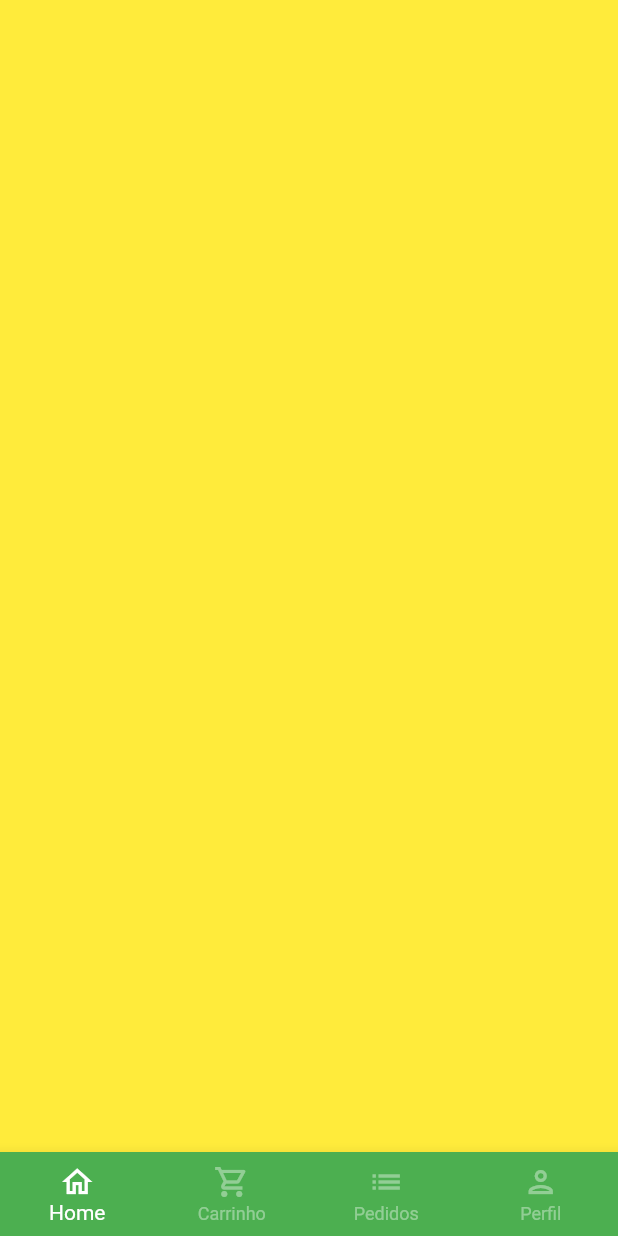
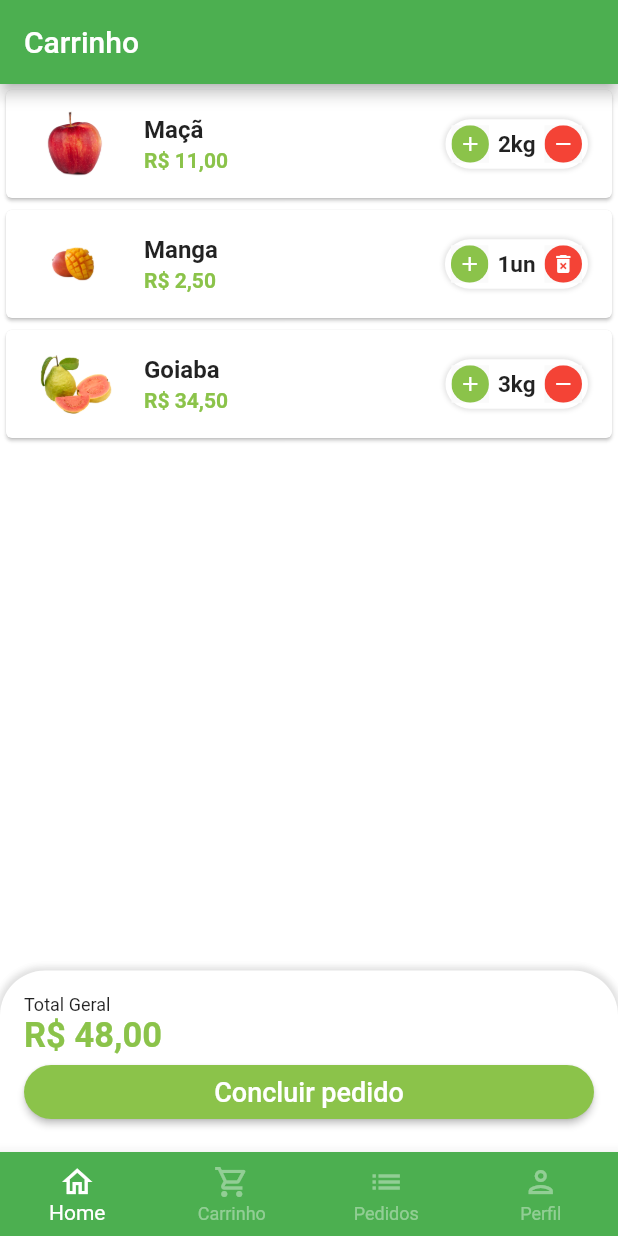
Before and after one commit to baborges45/project_acme_flutter, a Flutter app: the screen it shows after launch, swiped to page 2, on a phone screen of 412 x 824 dp. Run offline on Flutter 3.47's test engine with Material 2 defaults, Android fonts, the light colour scheme and no system bars; our stand-ins replace animated_text_kit; project files that could hold a hidden picture were left out.

Commit message:
added cart screen

```diff
--- a/lib/commons/resources/app_images.dart
+++ b/lib/commons/resources/app_images.dart
@@ -5,4 +5,6 @@
   String get fruitKiwi;
   String get fruitMango;
   String get fruitPapaya;
+
+  String get iconAlert;
 }
--- a/lib/commons/resources/app_images_pt_br.dart
+++ b/lib/commons/resources/app_images_pt_br.dart
@@ -18,4 +18,7 @@
 
   @override
   String get fruitPapaya => 'assets/fruits/papaya.png';
+
+  @override
+  String get iconAlert => 'assets/iconAlert/iconAlert.png';
 }
--- a/lib/commons/resources/app_strings.dart
+++ b/lib/commons/resources/app_strings.dart
@@ -25,4 +25,15 @@
 
   //Product Screen
   String get addToCart;
+
+  //Cart screen
+  String get cart;
+  String get grandTotal;
+  String get completeOrder;
+
+  //show dialog
+  String get textConfirmation;
+  String get textOptionConfirmation;
+  String get notConfirmation;
+  String get yesConfirmation;
 }
--- a/lib/commons/resources/app_strings_pt_br.dart
+++ b/lib/commons/resources/app_strings_pt_br.dart
@@ -44,4 +44,22 @@
   //product Screen
   @override
   String get addToCart => 'Add no carrinho';
+
+  //Cart screen
+  @override
+  String get cart => 'Carrinho';
+  @override
+  String get grandTotal => 'Total Geral';
+  @override
+  String get completeOrder => 'Concluir pedido';
+
+  //show dialog
+  @override
+  String get textConfirmation => 'Confirmação';
+  @override
+  String get textOptionConfirmation => 'Deseja realmente concluir o pedido?';
+  @override
+  String get notConfirmation => 'Não';
+  @override
+  String get yesConfirmation => 'Sim';
 }
--- a/lib/commons/resources/locale_images.dart
+++ b/lib/commons/resources/locale_images.dart
@@ -42,4 +42,9 @@
   String get fruitPapaya => _checkAndReturnString(
         strings[locale]!.fruitPapaya,
       );
+
+  @override
+  String get iconAlert => _checkAndReturnString(
+        strings[locale]!.iconAlert,
+      );
 }
--- a/lib/commons/resources/locale_strings.dart
+++ b/lib/commons/resources/locale_strings.dart
@@ -94,4 +94,29 @@
   String get addToCart => _checkAndReturnString(
         strings[locale]!.addToCart,
       );
+
+  //Cart screen
+  String get cart => _checkAndReturnString(
+        strings[locale]!.cart,
+      );
+  String get grandTotal => _checkAndReturnString(
+        strings[locale]!.grandTotal,
+      );
+  String get completeOrder => _checkAndReturnString(
+        strings[locale]!.completeOrder,
+      );
+
+  //show dialog
+  String get textConfirmation => _checkAndReturnString(
+        strings[locale]!.textConfirmation,
+      );
+  String get textOptionConfirmation => _checkAndReturnString(
+        strings[locale]!.textOptionConfirmation,
+      );
+  String get notConfirmation => _checkAndReturnString(
+        strings[locale]!.notConfirmation,
+      );
+  String get yesConfirmation => _checkAndReturnString(
+        strings[locale]!.yesConfirmation,
+      );
 }
--- a/lib/src/config/app_data.dart
+++ b/lib/src/config/app_data.dart
@@ -1,4 +1,5 @@
 import '../../commons/resources/locale_images.dart';
+import '../models/cart_item_model.dart';
 import '../models/item_model.dart';
 
 ItemModel apple = ItemModel(
@@ -79,3 +80,18 @@
   'Temperos',
   'Cereais',
 ];
+
+List<CartItemModel> cartItems = [
+  CartItemModel(
+    item: apple,
+    quantity: 2,
+  ),
+  CartItemModel(
+    item: mango,
+    quantity: 1,
+  ),
+  CartItemModel(
+    item: guava,
+    quantity: 3,
+  ),
+];
--- /dev/null
+++ b/lib/src/models/cart_item_model.dart
@@ -0,0 +1,12 @@
+import 'item_model.dart';
+
+class CartItemModel {
+  CartItemModel({
+    required this.item,
+    required this.quantity,
+  });
+  ItemModel item;
+  int quantity;
+
+  double totalPrice() => item.price! * quantity;
+}
--- a/lib/src/pages/base/base_screen.dart
+++ b/lib/src/pages/base/base_screen.dart
@@ -1,6 +1,7 @@
 import 'package:flutter/material.dart';
 
 import '../../../commons/resources/translation.dart';
+import '../cart/cart_tab.dart';
 import '../home/home_tab.dart';
 
 class BaseScreen extends StatefulWidget {
@@ -22,9 +23,7 @@
         controller: _pageController,
         children: [
           HomeTab(),
-          Container(
-            color: Colors.yellow,
-          ),
+          CartTab(),
           Container(
             color: Colors.blue,
           ),
--- /dev/null
+++ b/lib/src/pages/cart/cart_tab.dart
@@ -0,0 +1,155 @@
+import 'package:flutter/material.dart';
+
+import '../../../commons/resources/locale_images.dart';
+import '../../../commons/resources/translation.dart';
+import '../../config/custom_colors.dart';
+import '../../models/cart_item_model.dart';
+import '../../service/utils_services.dart';
+import '../../config/app_data.dart' as appData;
+import 'components/cart_tile.dart';
+
+class CartTab extends StatefulWidget {
+  CartTab({Key? key}) : super(key: key);
+
+  @override
+  State<CartTab> createState() => _CartTabState();
+}
+
+class _CartTabState extends State<CartTab> {
+  final UtilsServices utilsServices = UtilsServices();
+
+  ///function remove item from cart
+  void removeItemFromCart(CartItemModel cartItem) {
+    setState(() {
+      appData.cartItems.remove(cartItem);
+    });
+  }
+
+  double cartTotalPrice() {
+    double total = 0;
+    for (var item in appData.cartItems) {
+      total += item.totalPrice();
+    }
+    return total;
+  }
+
+  @override
+  Widget build(BuildContext context) {
+    return Scaffold(
+      appBar: AppBar(
+        title: Text(Translation.of(context).cart),
+      ),
+      body: Column(
+        children: [
+          //List of itens the cart
+          Expanded(
+            child: ListView.builder(
+              itemCount: appData.cartItems.length,
+              itemBuilder: (_, index) {
+                return CartTile(
+                  cartItem: appData.cartItems[index],
+                  remove: removeItemFromCart,
+                );
+              },
+            ),
+          ),
+          Container(
+            padding: EdgeInsets.all(16),
+            decoration: BoxDecoration(
+              color: Colors.white,
+              borderRadius: BorderRadius.vertical(
+                top: Radius.circular(30),
+              ),
+              boxShadow: [
+                BoxShadow(
+                  color: Colors.grey.shade300,
+                  blurRadius: 3,
+                  spreadRadius: 2,
+                ),
+              ],
+            ),
+            child: Column(
+              crossAxisAlignment: CrossAxisAlignment.stretch,
+              children: [
+                Text(
+                  Translation.of(context).grandTotal,
+                  style: TextStyle(
+                    fontSize: 12,
+                  ),
+                ),
+                Text(
+                  utilsServices.priceToCurrency(cartTotalPrice()),
+                  style: TextStyle(
+                    fontSize: 23,
+                    color: CustomColors.customSwatchColor,
+                    fontWeight: FontWeight.bold,
+                  ),
+                ),
+                ElevatedButton(
+                  style: ElevatedButton.styleFrom(
+                    backgroundColor: CustomColors.customSwatchColor,
+                    shape: RoundedRectangleBorder(
+                      borderRadius: BorderRadius.circular(18),
+                    ),
+                  ),
+                  onPressed: () async {
+                    bool? result = await showOrderConfirmation();
+                  },
+                  child: Text(
+                    Translation.of(context).completeOrder,
+                    style: TextStyle(
+                      fontSize: 18,
+                    ),
+                  ),
+                ),
+              ],
+            ),
+          ),
+        ],
+      ),
+    );
+  }
+
+  Future<bool?> showOrderConfirmation() {
+    return showDialog<bool>(
+      context: context,
+      builder: (context) {
+        return AlertDialog(
+          icon: Image.asset(
+            LocaleImages().iconAlert,
+            height: 30,
+            width: 30,
+          ),
+          shape: RoundedRectangleBorder(
+            borderRadius: BorderRadius.circular(20),
+          ),
+          title: Text(
+            Translation.of(context).textConfirmation,
+          ),
+          content: Text(
+            Translation.of(context).textOptionConfirmation,
+          ),
+          actions: [
+            TextButton(
+              onPressed: () => Navigator.of(context).pop(false),
+              child: Text(
+                Translation.of(context).notConfirmation,
+              ),
+            ),
+            ElevatedButton(
+              style: ElevatedButton.styleFrom(
+                shape: RoundedRectangleBorder(
+                  borderRadius: BorderRadius.circular(20),
+                ),
+              ),
+              onPressed: () => Navigator.of(context).pop(true),
+              child: Text(
+                Translation.of(context).yesConfirmation,
+              ),
+            ),
+          ],
+        );
+      },
+    );
+  }
+}
--- /dev/null
+++ b/lib/src/pages/cart/components/cart_tile.dart
@@ -0,0 +1,66 @@
+import 'package:flutter/material.dart';
+
+import '../../../config/custom_colors.dart';
+import '../../../models/cart_item_model.dart';
+import '../../../service/utils_services.dart';
+import '../../common_widgets/quantity_widget.dart';
+
+class CartTile extends StatefulWidget {
+  CartTile({
+    Key? key,
+    required this.cartItem,
+    required this.remove,
+  }) : super(key: key);
+
+  final CartItemModel cartItem;
+  final Function(CartItemModel) remove;
+
+  @override
+  State<CartTile> createState() => _CartTileState();
+}
+
+class _CartTileState extends State<CartTile> {
+  final UtilsServices utilsServices = UtilsServices();
+
+  @override
+  Widget build(BuildContext context) {
+    return Card(
+      child: ListTile(
+        leading: Image.asset(
+          widget.cartItem.item.imgUrl!,
+          height: 60,
+          width: 60,
+        ),
+        title: Text(
+          widget.cartItem.item.itemName!,
+          style: TextStyle(
+            fontWeight: FontWeight.bold,
+          ),
+        ),
+        subtitle: Text(
+          utilsServices.priceToCurrency(
+            widget.cartItem.totalPrice(),
+          ),
+          style: TextStyle(
+            fontWeight: FontWeight.bold,
+            color: CustomColors.customSwatchColor,
+          ),
+        ),
+        trailing: QuantityWidget(
+          suffixText: widget.cartItem.item.unit!,
+          value: widget.cartItem.quantity,
+          result: (quantity) {
+            setState(() {
+              widget.cartItem.quantity = quantity;
+              //remove item from cart
+              if (quantity == 0) {
+                widget.remove(widget.cartItem);
+              }
+            });
+          },
+          isRemovable: true,
+        ),
+      ),
+    );
+  }
+}
--- a/lib/src/pages/common_widgets/quantity_widget.dart
+++ b/lib/src/pages/common_widgets/quantity_widget.dart
@@ -8,11 +8,13 @@
     required this.value,
     required this.suffixText,
     required this.result,
+    this.isRemovable = false,
   }) : super(key: key);
 
   final int value;
   final String suffixText;
   final Function(int quantity) result;
+  final bool isRemovable;
 
   @override
   Widget build(BuildContext context) {
@@ -30,6 +32,7 @@
         ],
       ),
       child: Row(
+        mainAxisSize: MainAxisSize.min,
         children: [
           _QuantityButton(
             color: CustomColors.customSwatchColor,
@@ -51,9 +54,10 @@
           ),
           _QuantityButton(
             color: Colors.red,
-            icon: Icons.remove,
+            icon:
+                !isRemovable || value > 1 ? Icons.remove : Icons.delete_forever,
             onPressed: () {
-              if (value == 1) {
+              if (value == 1 && !isRemovable) {
                 return;
               }
               int resultCount = value - 1;
--- a/pubspec.yaml
+++ b/pubspec.yaml
@@ -41,6 +41,7 @@
   assets:
     - assets/
     - assets/fruits/
+    - assets/iconAlert/
 
   fonts:
     - family: Nunito
```
Also changed, not shown: assets/iconAlert/2.0x/iconAlert.png (added), assets/iconAlert/3.0x/iconAlert.png (added), assets/iconAlert/iconAlert.png (added), 1 other file.
